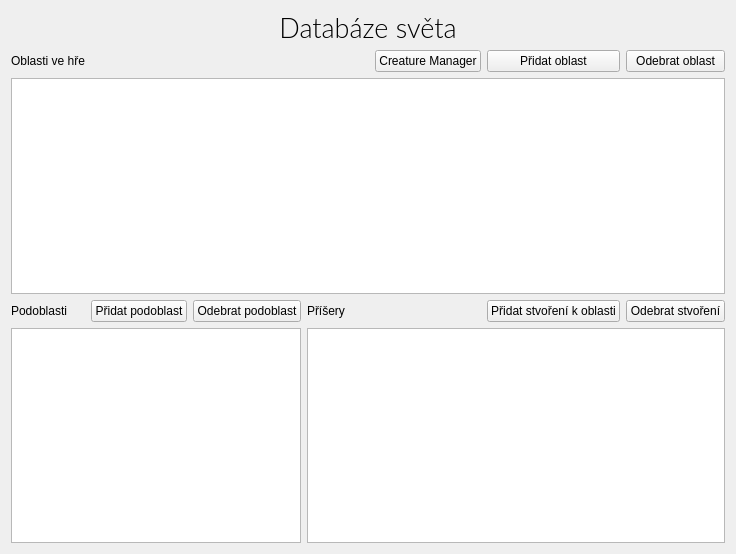
The window that mainwindow.ui (charamza/game-database) describes before a commit, drawn with Qt 5.
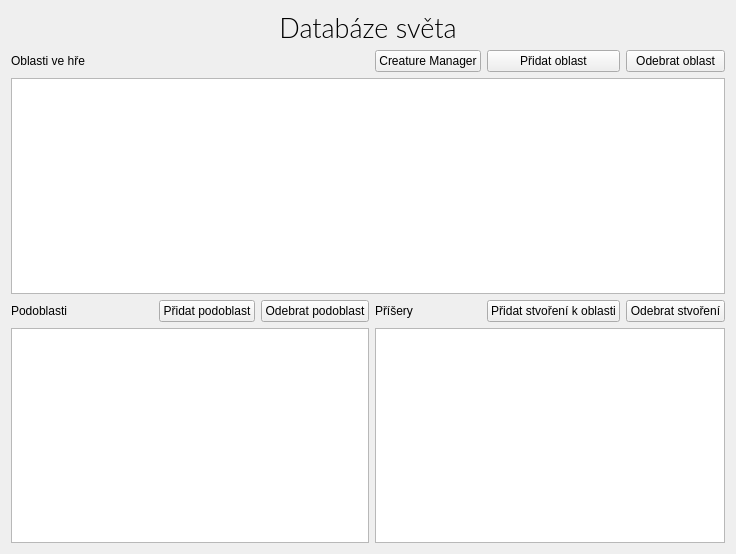
The same window after the commit.

Commit message: Vlastní databáze

```diff
--- a/mainwindow.ui
+++ b/mainwindow.ui
@@ -79,30 +79,6 @@
       </property>
      </widget>
     </item>
-    <item row="3" column="2">
-     <widget class="QPushButton" name="removeSublocation">
-      <property name="text">
-       <string>Odebrat podoblast</string>
-      </property>
-     </widget>
-    </item>
-    <item row="3" column="1">
-     <widget class="QPushButton" name="addSublocation">
-      <property name="text">
-       <string>Přidat podoblast</string>
-      </property>
-     </widget>
-    </item>
-    <item row="3" column="3">
-     <widget class="QLabel" name="label_4">
-      <property name="text">
-       <string>Příšery</string>
-      </property>
-     </widget>
-    </item>
-    <item row="4" column="0" colspan="3">
-     <widget class="QTableView" name="viewSublocation"/>
-    </item>
     <item row="1" column="4">
      <widget class="QPushButton" name="manageCreatures">
       <property name="text">
@@ -110,9 +86,33 @@
       </property>
      </widget>
     </item>
-    <item row="4" column="3" colspan="4">
+    <item row="4" column="4" colspan="3">
      <widget class="QListWidget" name="viewCreature"/>
     </item>
+    <item row="4" column="0" colspan="4">
+     <widget class="QTableView" name="viewSublocation"/>
+    </item>
+    <item row="3" column="4">
+     <widget class="QLabel" name="label_4">
+      <property name="text">
+       <string>Příšery</string>
+      </property>
+     </widget>
+    </item>
+    <item row="3" column="3">
+     <widget class="QPushButton" name="removeSublocation">
+      <property name="text">
+       <string>Odebrat podoblast</string>
+      </property>
+     </widget>
+    </item>
+    <item row="3" column="2">
+     <widget class="QPushButton" name="addSublocation">
+      <property name="text">
+       <string>Přidat podoblast</string>
+      </property>
+     </widget>
+    </item>
    </layout>
   </widget>
  </widget>
```
The commit also changes 1 other file.
